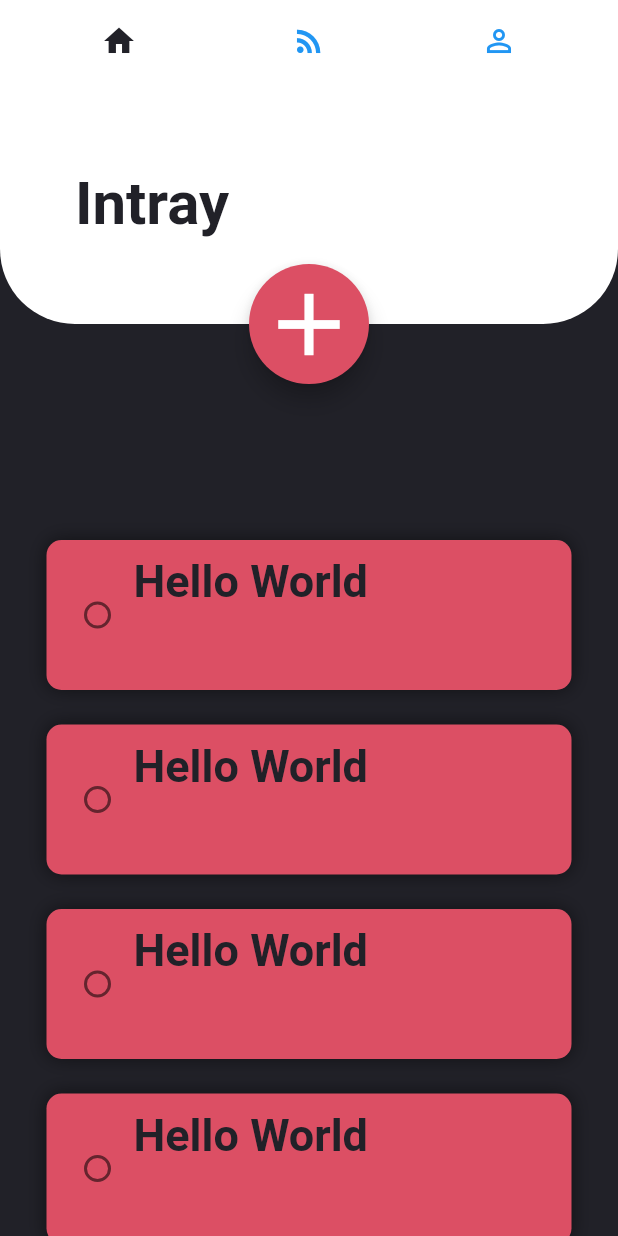
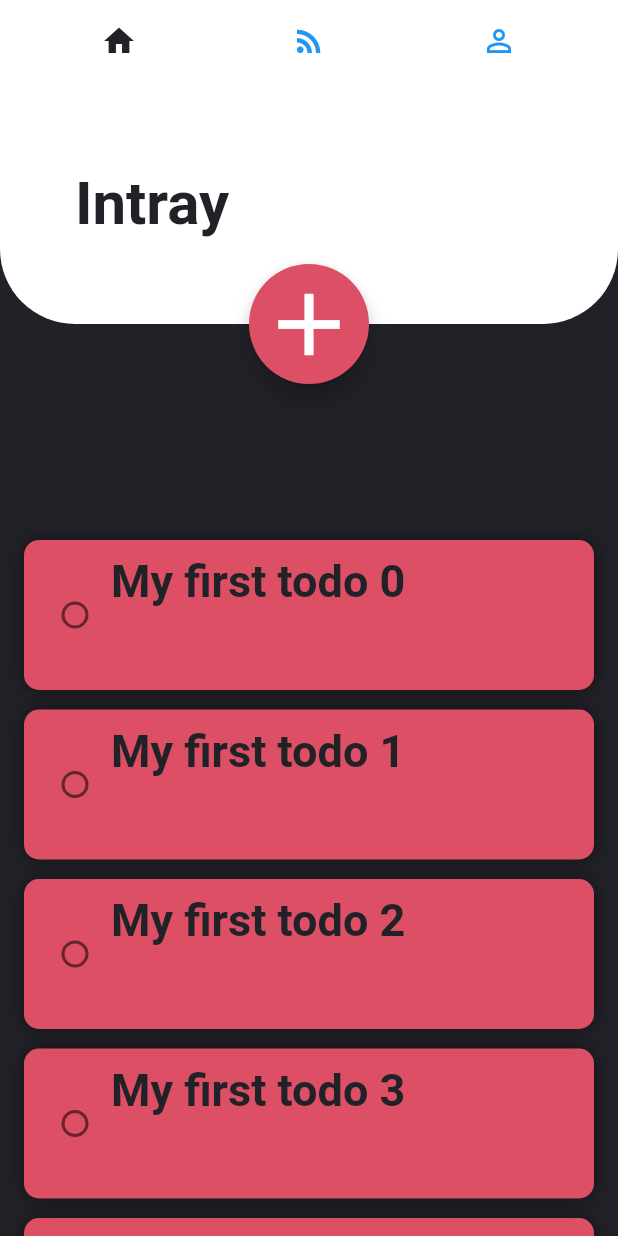
Before and after one commit to chirchirbitok/ToDo, a Flutter app: the screen it shows after launch, on a phone screen of 412 x 824 dp. Run offline on Flutter 3.47's test engine with Material 2 defaults, Android fonts, the phone set to English and light mode, and no system bars; Roboto replaces fonts that are missing (Avenir).

Commit message:
Movable Intray ToDo List

```diff
--- a/APP/todoapp/lib/UI/Intray/intray_page.dart
+++ b/APP/todoapp/lib/UI/Intray/intray_page.dart
@@ -1,6 +1,8 @@
 import 'package:flutter/material.dart';
 import 'package:todoapp/models/global.dart';
 import 'package:todoapp/models/widgets/intray_todo_widjet.dart';
+
+import '../../models/classes/task.dart';
 
 class IntrayPage extends StatefulWidget {
   const IntrayPage({Key? key}) : super(key: key);
@@ -10,13 +12,10 @@ class IntrayPage extends StatefulWidget {
 }
 
 class _IntrayPageState extends State<IntrayPage> {
-  List<IntrayTodo> todoItems = [];
+  List<Task> taskList = [];
   @override
   Widget build(BuildContext context) {
-    for (int i = 0; i < 10; i++) {
-      todoItems.add(IntrayTodo(i.toString(), "Hello World"));
-    }
-    todoItems = todoItems;
+    taskList = getList();
     return Container(
       color: darkGreyColor,
       child: _buildReoderableListSimple(context),
@@ -28,26 +27,29 @@ class _IntrayPageState extends State<IntrayPage> {
     );
   }
 
-  Widget _buildListTile(BuildContext context, IntrayTodo item) {
+  Widget _buildListTile(BuildContext context, Task item) {
     return ListTile(
-      key: Key(item.keyValue),
-      title: item,
+      key: Key(item.taskId),
+      title: IntrayTodo(item.taskId, item.title),
     );
   }
 
   Widget _buildReoderableListSimple(BuildContext context) {
-    return ReorderableListView(
-        padding: EdgeInsets.only(top: 300.0),
-        children: todoItems
-            .map((IntrayTodo item) => _buildListTile(context, item))
-            .toList(),
-        onReorder: (oldIndex, newIndex) {
-          setState(() {
-            IntrayTodo item = todoItems[oldIndex];
-            todoItems.remove(item);
-            todoItems.insert(newIndex, item);
-          });
-        });
+    return Theme(
+      data: ThemeData(canvasColor: Colors.transparent),
+      child: ReorderableListView(
+          padding: EdgeInsets.only(top: 300.0),
+          children: taskList
+              .map((Task item) => _buildListTile(context, item))
+              .toList(),
+          onReorder: (oldIndex, newIndex) {
+            setState(() {
+              Task item = taskList[oldIndex];
+              taskList.remove(item);
+              taskList.insert(newIndex, item);
+            });
+          }),
+    );
   }
 
   void _onReorder(int oldIndex, int newIndex) {
@@ -55,15 +57,15 @@ class _IntrayPageState extends State<IntrayPage> {
       if (newIndex > oldIndex) {
         newIndex -= 1;
       }
-      final IntrayTodo item = todoItems.removeAt(oldIndex);
-      todoItems.insert(newIndex, item);
+      final Task item = taskList.removeAt(oldIndex);
+      taskList.insert(newIndex, item);
     });
   }
 
-  List<Widget> getList() {
+  List<Task> getList() {
     for (int i = 0; i < 10; i++) {
-      todoItems.add(IntrayTodo(i.toString(), "Hello World"));
+      taskList.add(Task("My first todo " + i.toString(), false, i.toString()));
     }
-    return todoItems;
+    return taskList;
   }
 }
--- /dev/null
+++ b/APP/todoapp/lib/models/classes/task.dart
@@ -0,0 +1,15 @@
+import 'dart:async';
+
+class Task {
+  List<Task>? tasks;
+  String? note;
+  DateTime? timeTOComplete;
+  bool? completed;
+  String? repeats;
+  DateTime? deadline;
+  List<DateTime>? reminders;
+  String taskId;
+  String title;
+
+  Task(this.title, this.completed, this.taskId);
+}
--- a/APP/todoapp/lib/models/widgets/intray_todo_widjet.dart
+++ b/APP/todoapp/lib/models/widgets/intray_todo_widjet.dart
@@ -9,7 +9,7 @@ class IntrayTodo extends StatelessWidget {
   Widget build(BuildContext context) {
     return Container(
       key: Key(keyValue),
-      margin: EdgeInsets.only(bottom: 15, right: 15, left: 15),
+      margin: EdgeInsets.only(bottom: 5),
       padding: EdgeInsets.all(10),
       height: 100,
       decoration: BoxDecoration(
```
